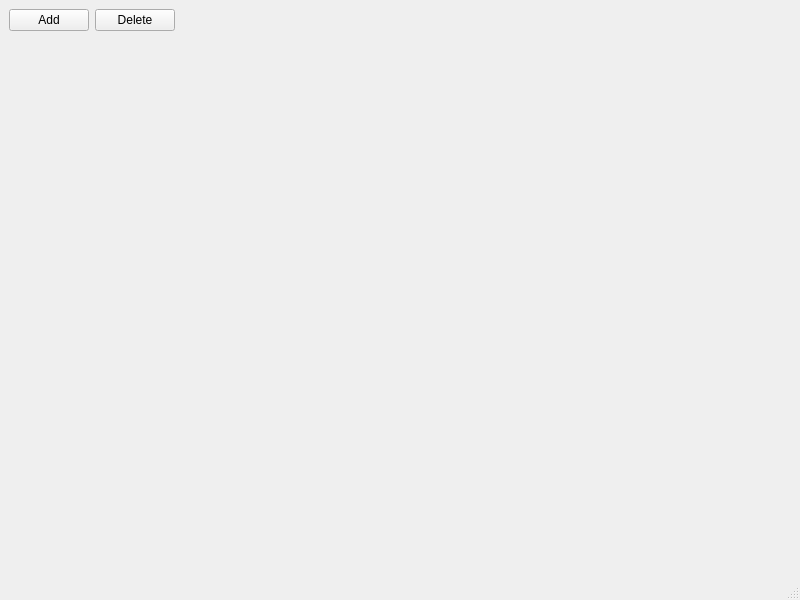
This is mainwindow.ui in yufqm1/LinkDesignDemo as Qt 5 draws it before an edit. The edited form follows.
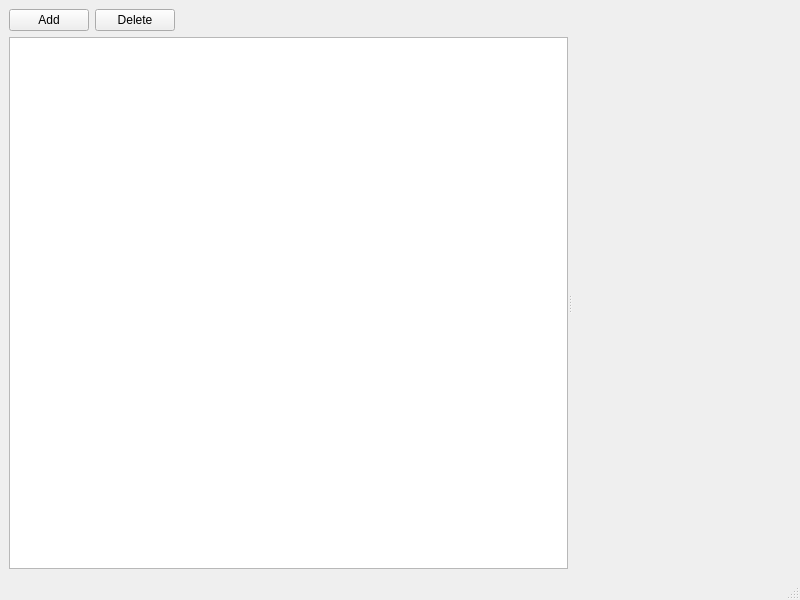
This is the edited form.

What changed in the file:
```diff
--- a/mainwindow.ui
+++ b/mainwindow.ui
@@ -47,7 +47,13 @@
      </layout>
     </item>
     <item>
-     <widget class="QWidget" name="widget" native="true"/>
+     <widget class="QSplitter" name="splitter">
+      <property name="orientation">
+       <enum>Qt::Horizontal</enum>
+      </property>
+      <widget class="QListView" name="componentListView"/>
+      <widget class="QWidget" name="widget" native="true"/>
+     </widget>
     </item>
    </layout>
   </widget>
```
Left out of the diff: 2 changed lines with no effect on the pictures.
